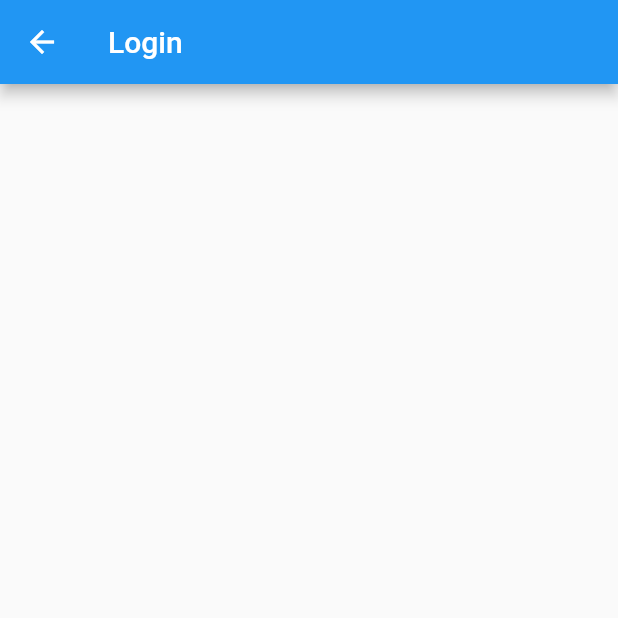
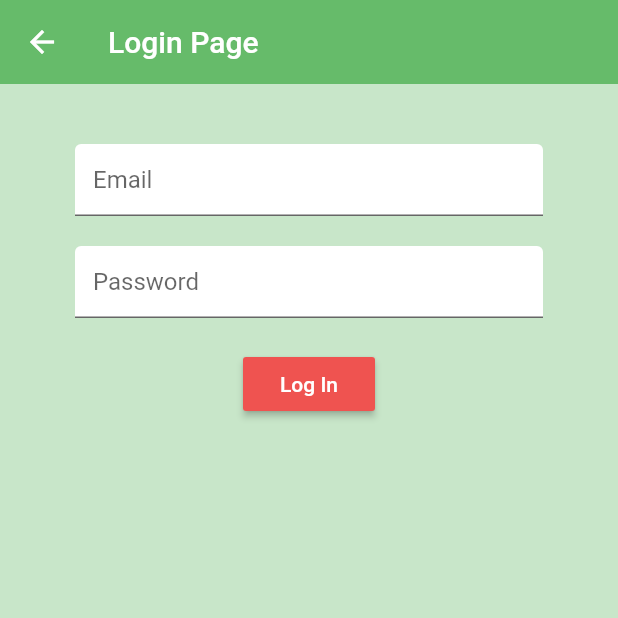
Before and after one commit to atmelaku/MediaCenterFlutter, a Flutter app: the LoginPage screen opened directly, on a phone screen of 412 x 824 dp, the top half of it. Run offline on Flutter 3.47's test engine with Material 2 defaults, Android fonts, the phone set to English and light mode, and no system bars; our stand-ins replace cloud_firestore, firebase_auth, firebase_core; accounts and stored records are empty.

Commit message:
create a login page and validate the email and password

```diff
--- a/lib/auth/login.dart
+++ b/lib/auth/login.dart
@@ -1,6 +1,11 @@
+
 import 'package:flutter/material.dart';
+import 'package:mediacenterflutter/auth/auth.dart';
+import 'package:mediacenterflutter/homepage/signedin.dart';
 
 class LoginPage extends StatefulWidget {
+
+
   @override
   _LoginPageState createState() {
     return _LoginPageState();
@@ -8,11 +13,97 @@ class LoginPage extends StatefulWidget {
 }
 
 class _LoginPageState extends State<LoginPage> {
+  final AuthService _auth = AuthService();
+  final _formKey = GlobalKey<FormState>();
+  //text field state
+  String email = "";
+  String password = "";
+  String error = "";
   @override
   Widget build(BuildContext context) {
     return Scaffold(
-      appBar: AppBar(title: Text('Login')),
-      body: Container(),
+      backgroundColor: Colors.green[100],
+
+      appBar: AppBar(
+        backgroundColor: Colors.green[400],
+          elevation: 0.0,
+          title: Text('Login Page'),
+      ),
+      body: Container(
+        padding: EdgeInsets.symmetric(vertical: 20.0, horizontal: 50.0),
+        child: Form(
+          key: _formKey,
+          child: Column(
+            children: [
+              SizedBox(height: 20),
+              TextFormField(
+                decoration: InputDecoration(
+                  hintText: "Email",
+                  fillColor: Colors.white,
+                  filled: true,
+                ),
+                // check if the feild is not empty unless display an error
+                validator: (val) => val.isEmpty ? "Enter an email" : null,
+                onChanged: (val) {
+                  setState(() => email = val);
+                },
+              ),
+              SizedBox(height: 20),
+              TextFormField(
+                decoration: InputDecoration(
+                  hintText: "Password",
+                  fillColor: Colors.white,
+                  filled: true,
+                ),
+                // check if the
+                obscureText: true,
+                validator: (val) => val.length < 6 ? "Enter 6+ character " : null,
+                onChanged: (val) {
+                  setState(() => password = val);
+                },
+              ),
+              SizedBox(height: 20),
+              RaisedButton(
+                color: Colors.red[400],
+                child: Text(
+                  "Log In",
+                  style: TextStyle(
+                    color: Colors.white,
+                  ),
+
+                ),
+                onPressed: () async {
+                  // if the current state is go ahead register if not diplay an error
+                  if (_formKey.currentState.validate()){
+                    print("valid");
+                    dynamic result = await _auth.signInWithEmailAndPassword(email, password);
+                    if(result == null) {
+                      setState(() {
+                        error = "please enter a valid email";
+                      });
+                    }
+                    else {
+                      Navigator.push(
+                        context,
+                        MaterialPageRoute(builder: (context) => signedInPage()),
+                      );
+                    }
+
+                  }
+
+                },
+              ),
+              SizedBox(height: 12),
+              Text(error,
+                style: TextStyle(
+                  color: Colors.red, fontSize: 14.0,
+                ),
+
+              )
+            ],
+          ),
+        ),
+      ),
     );
   }
 }
```
